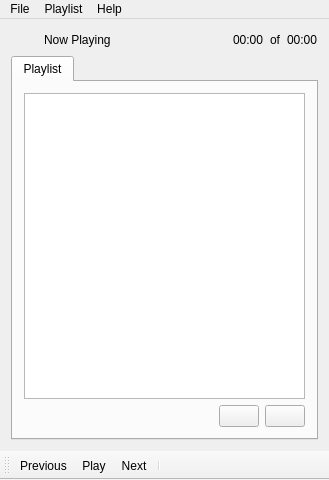
Qt form src/MUI/ui/mui.ui (kvrohit/muiplayer) before a commit.
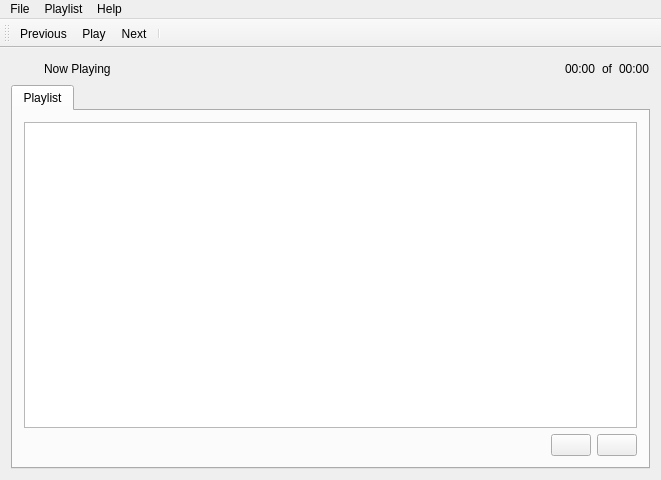
The same form after that commit. Icons and pictures are not drawn.

Patch:
```diff
--- a/src/MUI/ui/mui.ui
+++ b/src/MUI/ui/mui.ui
@@ -8,7 +8,7 @@
    <rect>
     <x>0</x>
     <y>0</y>
-    <width>329</width>
+    <width>661</width>
     <height>480</height>
    </rect>
   </property>
@@ -27,6 +27,9 @@
           <verstretch>0</verstretch>
          </sizepolicy>
         </property>
+        <property name="frameShadow" >
+         <enum>QFrame::Sunken</enum>
+        </property>
         <property name="text" >
          <string/>
         </property>
@@ -136,6 +139,12 @@
        <layout class="QVBoxLayout" name="verticalLayout_2" >
         <item>
          <widget class="QTableView" name="tableView" >
+          <property name="sizePolicy" >
+           <sizepolicy vsizetype="MinimumExpanding" hsizetype="Minimum" >
+            <horstretch>0</horstretch>
+            <verstretch>0</verstretch>
+           </sizepolicy>
+          </property>
           <property name="editTriggers" >
            <set>QAbstractItemView::NoEditTriggers</set>
           </property>
@@ -200,7 +209,7 @@
     <rect>
      <x>0</x>
      <y>0</y>
-     <width>329</width>
+     <width>661</width>
      <height>21</height>
     </rect>
    </property>
@@ -243,7 +252,7 @@
     </size>
    </property>
    <attribute name="toolBarArea" >
-    <enum>BottomToolBarArea</enum>
+    <enum>TopToolBarArea</enum>
    </attribute>
    <attribute name="toolBarBreak" >
     <bool>false</bool>
```
Left out of the diff: 4 changed lines with no effect on the pictures.
